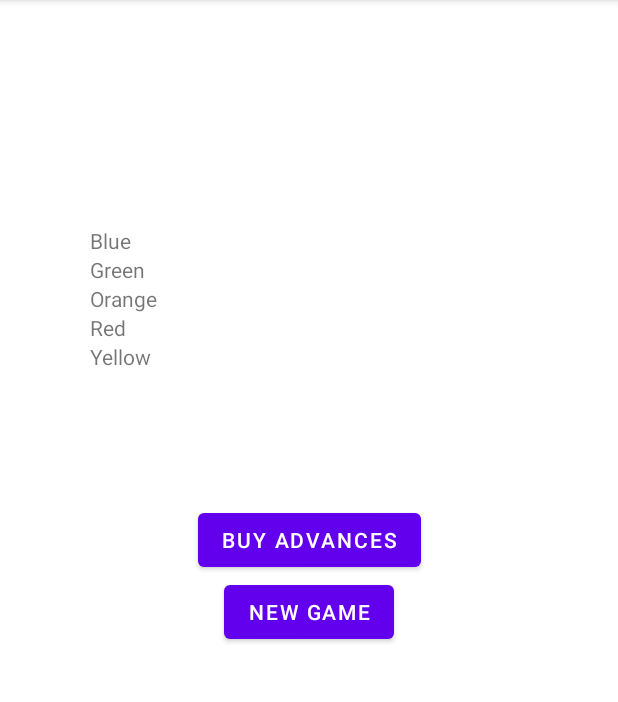
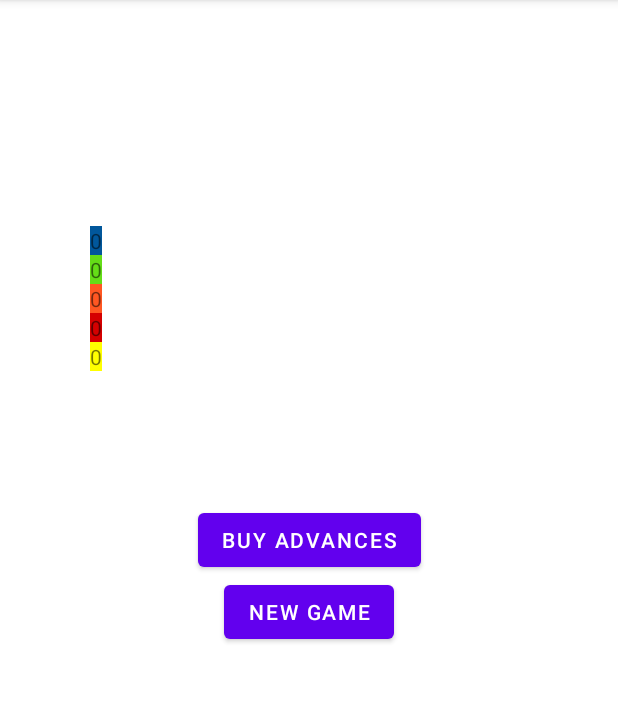
Before and after one commit to Tupsi/CivicHelper, an Android app: the screen it shows after launch (MainActivity), after a tap on "NEW GAME", on a phone screen of 412 x 824 dp, the part 84-786 px from its top. Run offline under Robolectric (Android 15) with nearby library versions, the phone set to English and light mode, and no system bars; our stand-ins replace Room's generated code, navigation-ui; 3 statements that could not run were skipped.

Commit message:
- started with bonus

```diff
--- a/app/src/main/java/org/tesira/mturba/civichelper/ExtraCreditsDialogFragment.java
+++ b/app/src/main/java/org/tesira/mturba/civichelper/ExtraCreditsDialogFragment.java
@@ -70,7 +70,8 @@ public class ExtraCreditsDialogFragment extends DialogFragment {
         View spinnerView = binding.getRoot();
         builder.setView(spinnerView);
         builder.setPositiveButton(R.string.ok, (dialog, id) -> {
-            fragment.updateBonus(blue, green, orange, red, yellow);
+// TO-DO nach ViewModel verschieben
+            //            fragment.updateBonus(blue, green, orange, red, yellow);
             fragment.returnToDashboard(false);
         });
         // Create the AlertDialog object and return it
--- a/app/src/main/java/org/tesira/mturba/civichelper/HomeFragment.java
+++ b/app/src/main/java/org/tesira/mturba/civichelper/HomeFragment.java
@@ -43,29 +43,17 @@ import java.util.List;
 public class HomeFragment extends Fragment {
 
     private FragmentHomeBinding binding;
-    private static final String PURCHASED = "purchasedAdvances";
-    private SharedPreferences prefs;
-    private int bonusRed;
-    private int bonusGreen;
-    private int bonusBlue;
-    private int bonusYellow;
-    private int bonusOrange;
     private CivicViewModel mCivicViewModel;
 
     @Override
     public View onCreateView(@NonNull LayoutInflater inflater, ViewGroup container,
                              Bundle savedInstanceState) {
+        super.onCreateView(inflater, container, savedInstanceState);
         binding = FragmentHomeBinding.inflate(inflater, container,false);
-        prefs = getContext().getSharedPreferences(PURCHASED, Context.MODE_PRIVATE);
         mCivicViewModel = new ViewModelProvider(requireActivity()).get(CivicViewModel.class);
-        mCivicViewModel.test++;
-        Log.v("MODEL", "test var Home Fragment :"+mCivicViewModel.test);
-
-        View view = binding.getRoot();
         binding.startBtn.setOnClickListener(v -> onClickButton(v));
         binding.resetBtn.setOnClickListener(v -> onClickButton(v));
         setHasOptionsMenu(true);
-//        loadBonus();
         mCivicViewModel.getAllPurchases().observeForever(purchases -> {
             for (Purchase name: purchases) {
                 Log.v("BUY", "observer : "+name.getName());
@@ -74,53 +62,60 @@ public class HomeFragment extends Fragment {
         return binding.getRoot();
     }
 
+    @Override
+    public void onViewCreated(@NonNull View view, @Nullable Bundle savedInstanceState) {
+        super.onViewCreated(view, savedInstanceState);
+    }
+
     public void onClickButton(View v) {
         switch (v.getId()) {
             case R.id.startBtn:
                 Navigation.findNavController(v).navigate(R.id.action_homeFragment_to_advancesFragment);
                 break;
             case R.id.resetBtn:
-                newGame();
+                ((MainActivity) getActivity()).newGame();
+                loadBonus();
                 break;
         }
     }
 
-    public void newGame() {
-        prefs.edit().clear().apply();
-        mCivicViewModel.deletePurchases();
-//        loadBonus();
-    }
+//    public void newGame() {
+//        prefs.edit().clear().apply();
+//        mCivicViewModel.deletePurchases();
+////        loadBonus();
+//    }
 
     public void loadBonus() {
 //        SharedPreferences prefs = PreferenceManager.getDefaultSharedPreferences(getContext());
-        bonusRed = prefs.getInt("bonusRed", 0);
-        bonusGreen = prefs.getInt("bonusGreen", 0);
-        bonusBlue = prefs.getInt("bonusBlue", 0);
-        bonusYellow = prefs.getInt("bonusYellow", 0);
-        bonusOrange = prefs.getInt("bonusOrange", 0);
-        binding.bonusBlue.setText(String.valueOf(bonusBlue));
+//        bonusRed = prefs.getInt("bonusRed", 0);
+//        bonusGreen = prefs.getInt("bonusGreen", 0);
+//        bonusBlue = prefs.getInt("bonusBlue", 0);
+//        bonusYellow = prefs.getInt("bonusYellow", 0);
+//        bonusOrange = prefs.getInt("bonusOrange", 0);
+        Log.v("MAIN", "loading Bonus inside Home Fragment : "+mCivicViewModel.getBonusBlue());
+        binding.bonusBlue.setText(String.valueOf(mCivicViewModel.getBonusBlue()));
         binding.bonusBlue.setBackgroundResource(R.color.arts);
-        binding.bonusRed.setText(String.valueOf(bonusRed));
+        binding.bonusRed.setText(String.valueOf(mCivicViewModel.getBonusRed()));
         binding.bonusRed.setBackgroundResource(R.color.civic);
-        binding.bonusGreen.setText(String.valueOf(bonusGreen));
+        binding.bonusGreen.setText(String.valueOf(mCivicViewModel.getBonusGreen()));
         binding.bonusGreen.setBackgroundResource(R.color.science);
-        binding.bonusOrange.setText(String.valueOf(bonusOrange));
+        binding.bonusOrange.setText(String.valueOf(mCivicViewModel.getBonusOrange()));
         binding.bonusOrange.setBackgroundResource(R.color.crafts);
-        binding.bonusYellow.setText(String.valueOf(bonusYellow));
+        binding.bonusYellow.setText(String.valueOf(mCivicViewModel.getBonusYellow()));
         binding.bonusYellow.setBackgroundResource(R.color.religion);
     }
 
-    public void saveBonus() {
-//        SharedPreferences prefs = PreferenceManager.getDefaultSharedPreferences(getContext());
-        SharedPreferences.Editor editor = prefs.edit();
-        editor.putInt("bonusRed", bonusRed);
-        editor.putInt("bonusGreen", bonusGreen);
-        editor.putInt("bonusBlue", bonusBlue);
-        editor.putInt("bonusYellow", bonusYellow);
-        editor.putInt("bonusOrange", bonusOrange);
-        editor.apply();
-        Log.v("HOME", "saveBonus in Home");
-    }
+//    public void saveBonus() {
+////        SharedPreferences prefs = PreferenceManager.getDefaultSharedPreferences(getContext());
+//        SharedPreferences.Editor editor = prefs.edit();
+//        editor.putInt("bonusRed", bonusRed);
+//        editor.putInt("bonusGreen", bonusGreen);
+//        editor.putInt("bonusBlue", bonusBlue);
+//        editor.putInt("bonusYellow", bonusYellow);
+//        editor.putInt("bonusOrange", bonusOrange);
+//        editor.apply();
+//        Log.v("HOME", "saveBonus in Home");
+//    }
 
     @Override
     public void onCreateOptionsMenu(@NonNull Menu menu, @NonNull MenuInflater inflater) {
@@ -136,7 +131,7 @@ public class HomeFragment extends Fragment {
     public void onPause() {
         super.onPause();
         Log.v("HOME","---> onPause() <--- ");
-        saveBonus();
+//        saveBonus();
     }
 
     public void onStart() {
@@ -147,6 +142,7 @@ public class HomeFragment extends Fragment {
     public void onResume() {
         super.onResume();
         Log.v("HOME","---> onResume() <--- ");
+        loadBonus();
     }
 
     public void onStop() {
--- a/app/src/main/java/org/tesira/mturba/civichelper/MainActivity.java
+++ b/app/src/main/java/org/tesira/mturba/civichelper/MainActivity.java
@@ -2,38 +2,38 @@ package org.tesira.mturba.civichelper;
 
 import androidx.appcompat.app.AppCompatActivity;
 import androidx.drawerlayout.widget.DrawerLayout;
-import androidx.lifecycle.Observer;
 import androidx.lifecycle.ViewModelProvider;
 import androidx.navigation.NavController;
 import androidx.navigation.Navigation;
 import androidx.navigation.ui.NavigationUI;
 import androidx.preference.PreferenceManager;
 
+import android.content.Context;
 import android.content.SharedPreferences;
 import android.os.Bundle;
 import android.util.Log;
 
 import org.tesira.mturba.civichelper.databinding.ActivityMainBinding;
-import org.tesira.mturba.civichelper.db.Card;
 import org.tesira.mturba.civichelper.db.CivicViewModel;
 
-import java.util.List;
-import java.util.concurrent.ExecutionException;
+import java.util.HashMap;
 
 public class MainActivity extends AppCompatActivity {
 
     private static final String TREASURE_BOX = "treasure";
+    private static final String BONUS = "purchasedAdvancesBonus";
 
     private ActivityMainBinding binding;
     private DrawerLayout drawerLayout;
     private NavController navController;
     private CivicViewModel mCivicViewModel;
-    private SharedPreferences prefs;
+    private SharedPreferences prefs, savedBonus;
 
     @Override
     protected void onCreate(Bundle savedInstanceState) {
         super.onCreate(savedInstanceState);
         prefs = PreferenceManager.getDefaultSharedPreferences(this);
+        savedBonus = this.getSharedPreferences(BONUS, Context.MODE_PRIVATE );
         binding = ActivityMainBinding.inflate(getLayoutInflater());
         drawerLayout = binding.drawerLayout;
         setContentView(binding.getRoot());
@@ -43,6 +43,7 @@ public class MainActivity extends AppCompatActivity {
         NavigationUI.setupWithNavController(binding.navView, navController);
         mCivicViewModel = new ViewModelProvider(this).get(CivicViewModel.class);
         mCivicViewModel.setTreasure(prefs.getInt(TREASURE_BOX,0));
+        loadBonus();
     }
 
     @Override
@@ -51,15 +52,78 @@ public class MainActivity extends AppCompatActivity {
         return NavigationUI.navigateUp(navController, drawerLayout);
     }
 
-    public void onPause() {
-        super.onPause();
-        Log.v("DEMO","---> onPause() <--- ");
-        saveVars();
-    }
-
     public void saveVars() {
         SharedPreferences.Editor editor = prefs.edit();
         editor.putInt(TREASURE_BOX, mCivicViewModel.getTreasure().getValue());
         editor.apply();
     }
+
+    public void loadBonus() {
+        int blue, green, orange, red, yellow;
+        Log.v("MAIN", "loadBonus inside Main");
+        blue = savedBonus.getInt("bonusBlue", 0);
+        green = savedBonus.getInt("bonusGreen", 0);
+        orange = savedBonus.getInt("bonusOrange", 0);
+        red = savedBonus.getInt("bonusRed", 0);
+        yellow = savedBonus.getInt("bonusYellow", 0);
+        Log.v("MAIN"," : " + blue + " : " + green + " : " + orange + " : " + red + " : " + yellow);
+        mCivicViewModel.getCardBonus().getValue().put("blue", blue);
+        mCivicViewModel.getCardBonus().getValue().put("green", green);
+        mCivicViewModel.getCardBonus().getValue().put("orange", orange);
+        mCivicViewModel.getCardBonus().getValue().put("red", red);
+        mCivicViewModel.getCardBonus().getValue().put("yellow", yellow);
+        mCivicViewModel.setAllBonus(blue, green, orange, red, yellow);
+        Log.v("MAIN", "loading Bonus inside MainActiviy : "+mCivicViewModel.getBonusBlue());
+
+    }
+
+    public void saveBonus() {
+        SharedPreferences.Editor editor = savedBonus.edit();
+
+        // HashMap Save
+
+        editor.putInt("bonusBlue", mCivicViewModel.getBonusBlue());
+        editor.putInt("bonusGreen", mCivicViewModel.getBonusGreen());
+        editor.putInt("bonusOrange", mCivicViewModel.getBonusOrange());
+        editor.putInt("bonusRed", mCivicViewModel.getBonusRed());
+        editor.putInt("bonusYellow", mCivicViewModel.getBonusYellow());
+        editor.commit();
+        Log.v("MAIN", "" + mCivicViewModel.getBonusBlue() + " : " + mCivicViewModel.getBonusGreen());
+        Log.v("MAIN", "saveBonus in Advanced");
+    }
+    public void newGame() {
+        Log.v("MAIN","clearing sharedPrefs from MAIN...");
+        savedBonus.edit().clear().apply();
+        mCivicViewModel.deletePurchases();
+    }
+
+    public void onPause() {
+        super.onPause();
+        Log.v("MAIN","---> onPause() <--- ");
+        saveVars();
+        saveBonus();
+    }
+
+    public void onStart() {
+        super.onStart();
+        Log.v("MAIN","---> onStart() <--- ");
+    }
+
+    public void onResume() {
+        super.onResume();
+        Log.v("MAIN","---> onResume() <--- ");
+    }
+
+    public void onStop() {
+        super.onStop();
+        saveBonus();
+        Log.v("MAIN","---> onStop() <--- ");
+    }
+
+    @Override
+    public void onDestroy() {
+        super.onDestroy();
+        binding = null;
+        Log.v("MAIN","---> onDestroy() <--- ");
+    }
 }
--- a/app/src/main/java/org/tesira/mturba/civichelper/db/CivicHelperDao.java
+++ b/app/src/main/java/org/tesira/mturba/civichelper/db/CivicHelperDao.java
@@ -44,7 +44,7 @@ public interface CivicHelperDao {
     @Query("UPDATE cards SET isBuyable = 1 WHERE price > :remaining ")
     void updateIsBuyable(int remaining);
 
-    @Query("SELECT cards.* FROM cards LEFT JOIN purchases on cards.name = purchases.name WHERE purchases.name IS NULL")
+    @Query("SELECT cards.* FROM cards LEFT JOIN purchases on cards.name = purchases.name WHERE purchases.name IS NULL ORDER BY price ASC")
     LiveData<List<Card>> getAdvancesByPrice();
 
     @Insert(onConflict = OnConflictStrategy.IGNORE)
--- a/app/src/main/java/org/tesira/mturba/civichelper/db/CivicViewModel.java
+++ b/app/src/main/java/org/tesira/mturba/civichelper/db/CivicViewModel.java
@@ -8,6 +8,7 @@ import androidx.lifecycle.AndroidViewModel;
 import androidx.lifecycle.LiveData;
 import androidx.lifecycle.MutableLiveData;
 
+import java.util.HashMap;
 import java.util.List;
 import java.util.concurrent.ExecutionException;
 
@@ -23,10 +24,19 @@ public class CivicViewModel extends AndroidViewModel {
     private MutableLiveData<Integer> total;
     private MutableLiveData<Integer> remaining;
 
+    private MutableLiveData<HashMap<String, Integer>> cardBonus;
+    private int bonusBlue;
+    private int bonusGreen;
+    private int bonusOrange;
+    private int bonusRed;
+    private int bonusYellow;
+
+
 //    private final LiveData<List<Purchase>> mAllPurchases;
 
     public CivicViewModel(@NonNull Application application) throws ExecutionException, InterruptedException {
         super(application);
+        cardBonus = new MutableLiveData<>(new HashMap<>());
         mRepository = new CivicRepository(application);
         mAllCivics = mRepository.getAllCivics();
         allCards = mRepository.getAllCivics().getValue();
@@ -79,4 +89,61 @@ public class CivicViewModel extends AndroidViewModel {
     public void setRemaining(MutableLiveData<Integer> remaining) {
         this.remaining = remaining;
     }
+
+    public int getBonusBlue() {
+        return bonusBlue;
+    }
+
+    public void setBonusBlue(int bonusBlue) {
+        this.bonusBlue = bonusBlue;
+    }
+
+    public int getBonusGreen() {
+        return bonusGreen;
+    }
+
+    public void setBonusGreen(int bonusGreen) {
+        this.bonusGreen = bonusGreen;
+    }
+
+    public int getBonusOrange() {
+        return bonusOrange;
+    }
+
+    public void setBonusOrange(int bonusOrange) {
+        this.bonusOrange = bonusOrange;
+    }
+
+    public int getBonusRed() {
+        return bonusRed;
+    }
+
+    public void setBonusRed(int bonusRed) {
+        this.bonusRed = bonusRed;
+    }
+
+    public int getBonusYellow() {
+        return bonusYellow;
+    }
+
+    public void setBonusYellow(int bonusYellow) {
+        this.bonusYellow = bonusYellow;
+    }
+
+    public MutableLiveData<HashMap<String, Integer>> getCardBonus() {
+        return cardBonus;
+    }
+
+    public void setCardBonus(MutableLiveData<HashMap<String, Integer>> cardBonus) {
+        this.cardBonus = cardBonus;
+    }
+
+    public void setAllBonus(int blue, int green, int orange, int red, int yellow) {
+        Log.v("MAIN","Model : " + blue + " : " + green + " : " + orange + " : " + red + " : " + yellow);
+        this.bonusBlue = blue;
+        this.bonusGreen = green;
+        this.bonusOrange = orange;
+        this.bonusRed = red;
+        this.bonusYellow = yellow;
+    }
 }
```
Also changed, not shown: app/src/main/java/org/tesira/mturba/civichelper/AdvancesFragment.java (+36 -75 lines).
